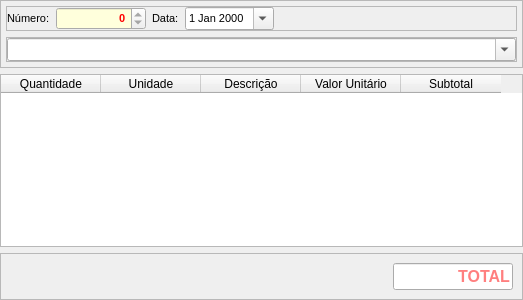
This is bkframe.ui in leidensj/BKVale as Qt 5 draws it before an edit. The edited form follows.
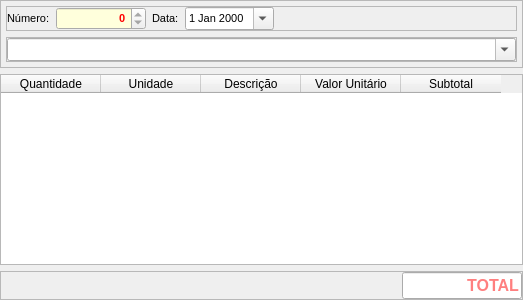
This is the edited form.

```diff
--- a/bkframe.ui
+++ b/bkframe.ui
@@ -373,6 +373,18 @@
       <enum>QFrame::Raised</enum>
      </property>
      <layout class="QHBoxLayout" name="horizontalLayout">
+      <property name="leftMargin">
+       <number>0</number>
+      </property>
+      <property name="topMargin">
+       <number>0</number>
+      </property>
+      <property name="rightMargin">
+       <number>0</number>
+      </property>
+      <property name="bottomMargin">
+       <number>0</number>
+      </property>
       <item>
        <spacer name="horizontalSpacer_2">
         <property name="orientation">
```
